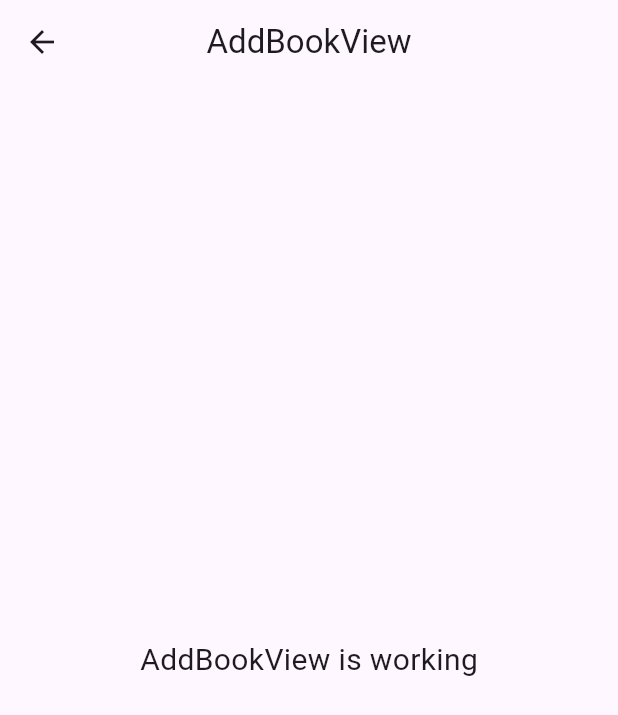
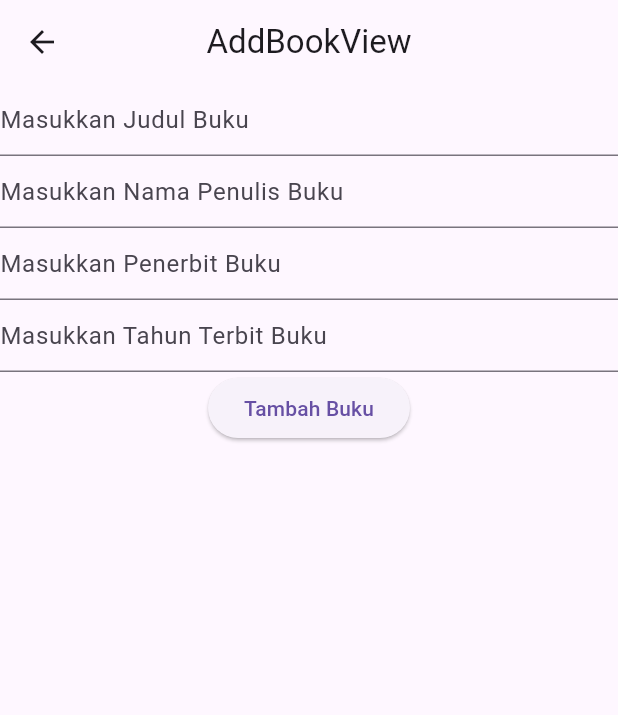
Before and after one commit to eganaww/petugas_perpustakaan_kelas_b, a Flutter app: the BookView screen opened by its route, after a tap on the "add" icon, on a phone screen of 412 x 824 dp. Shown: the top 715 px of the screen. Run offline on Flutter 3.47's test engine with Material 3 defaults, Android fonts, the phone set to English and light mode, and no system bars; our stand-ins replace dio, get, get_storage, pretty_dio_logger; accounts and stored records are empty; network calls fail.

Commit message:
Petugas - Ketiga - Peminjam

```diff
--- a/lib/app/modules/add_book/controllers/add_book_controller.dart
+++ b/lib/app/modules/add_book/controllers/add_book_controller.dart
@@ -1,9 +1,22 @@
+
+import 'package:dio/dio.dart';
+import 'package:flutter/material.dart';
 import 'package:get/get.dart';
+import 'package:petugas_perpustakaan_kelas_b/app/modules/book/controllers/book_controller.dart';
+
+import '../../../data/constant/endpoint.dart';
+import '../../../data/provider/api_provider.dart';
 
 class AddBookController extends GetxController {
-  //TODO: Implement AddBookController
+  final loading = false.obs;
+  final GlobalKey<FormState> formKey = GlobalKey<FormState>();
+  final TextEditingController judulController = TextEditingController();
+  final TextEditingController penulisController = TextEditingController();
+  final TextEditingController penerbitController = TextEditingController();
+  final TextEditingController tahunTerbitController = TextEditingController();
+  final BookController bookController = Get.find();
 
-  final count = 0.obs;
+
   @override
   void onInit() {
     super.onInit();
@@ -19,5 +32,37 @@ class AddBookController extends GetxController {
     super.onClose();
   }
 
-  void increment() => count.value++;
+  post() async {
+    loading(true);
+    try{
+      FocusScope.of(Get.context!).unfocus();
+      if(formKey.currentState!.validate()){
+        final response = await ApiProvider.instance().post(Endpoint.book,
+            data: {
+              "judul": judulController.text.toString(),
+              "penulis": penulisController.text.toString(),
+              "penerbit": penerbitController.text.toString(),
+              "tahun_terbit": int.parse(tahunTerbitController.text.toString())
+            });
+        if (response.statusCode == 201) {
+          bookController.getData();
+          Get.back();
+        } else {
+          Get.snackbar("Sorry", "Buku gagal ditambah", backgroundColor: Colors.orange);
+        }
+      }loading(false);
+    } on DioException catch (e) {
+      loading(false);
+      if(e.response != null) {
+        if(e.response?.data != null){
+          Get.snackbar("Sorry", "${e.response?.data['message']}", backgroundColor: Colors.orange);
+        }
+      } else {
+        Get.snackbar("Sorry", e.message ?? "", backgroundColor: Colors.red);
+      }
+    } catch (e) {loading(false);
+    Get.snackbar("Error", e.toString(), backgroundColor: Colors.red);
+    }
+  }
+
 }
--- a/lib/app/modules/add_book/views/add_book_view.dart
+++ b/lib/app/modules/add_book/views/add_book_view.dart
@@ -13,10 +13,58 @@ class AddBookView extends GetView<AddBookController> {
         title: const Text('AddBookView'),
         centerTitle: true,
       ),
-      body: const Center(
-        child: Text(
-          'AddBookView is working',
-          style: TextStyle(fontSize: 20),
+      body: Center(
+        child: Form(
+          key: controller.formKey,
+          child: Column(
+            children: [
+              TextFormField(
+                controller: controller.judulController,
+                decoration: InputDecoration(hintText: "Masukkan Judul Buku"),
+                validator: (value){
+                  if (value!.length < 2){
+                    return "Judul Buku tidak boleh kosong";
+                  }
+                  return null;
+                },
+              ),
+              TextFormField(
+                controller: controller.penulisController,
+                decoration: InputDecoration(hintText: "Masukkan Nama Penulis Buku"),
+                validator: (value){
+                  if (value!.length < 2){
+                    return "Nama Penulis tidak boleh kosong";
+                  }
+                  return null;
+                },
+              ),
+              TextFormField(
+                controller: controller.penerbitController,
+                decoration: InputDecoration(hintText: "Masukkan Penerbit Buku"),
+                validator: (value){
+                  if (value!.length <2){
+                    return "Penerbit tidak boleh kosong";
+                  }
+                  return null;
+                },
+              ),
+              TextFormField(
+                controller: controller.tahunTerbitController,
+                decoration: InputDecoration(hintText: "Masukkan Tahun Terbit Buku"),
+                validator: (value){
+                  if (value!.length < 2){
+                    return "Tahun Terbit tidak boleh kosong";
+                  }
+                  return null;
+                },
+              ),
+              Obx(() => controller.loading.value?
+              CircularProgressIndicator():
+              ElevatedButton(onPressed: (){
+                controller.post();
+              }, child: Text("Tambah Buku")))
+            ],
+          ),
         ),
       ),
     );
--- a/lib/app/modules/book/controllers/book_controller.dart
+++ b/lib/app/modules/book/controllers/book_controller.dart
@@ -1,12 +1,15 @@
+import 'package:dio/dio.dart';
 import 'package:get/get.dart';
+import 'package:petugas_perpustakaan_kelas_b/app/data/constant/endpoint.dart';
+import 'package:petugas_perpustakaan_kelas_b/app/data/model/response_book.dart';
+import 'package:petugas_perpustakaan_kelas_b/app/data/provider/api_provider.dart';
 
-class BookController extends GetxController {
-  //TODO: Implement BookController
+class BookController extends GetxController with StateMixin<List<DataBook>> {
 
-  final count = 0.obs;
   @override
   void onInit() {
     super.onInit();
+    getData();
   }
 
   @override
@@ -19,5 +22,31 @@ class BookController extends GetxController {
     super.onClose();
   }
 
-  void increment() => count.value++;
+  Future<void> getData() async {
+    change(null, status: RxStatus.loading());
+    try{
+        final response = await ApiProvider.instance().get(Endpoint.book);
+        if (response.statusCode == 200) {
+          final ResponseBook responseBook = ResponseBook.fromJson(response.data);
+          if(responseBook.data!.isEmpty){
+            change(null, status: RxStatus.empty());
+          } else {
+            change(responseBook.data, status: RxStatus.success());
+          }
+        } else {
+          change(null, status: RxStatus.error("Gagal mengambil data"));
+        }
+
+    } on DioException catch (e) {
+      if(e.response != null) {
+        if(e.response?.data != null){
+          change(null, status: RxStatus.error("${e.response?.data['message']}"));
+        }
+      } else {
+        change(null, status: RxStatus.error(e.message ?? ""));
+      }
+    } catch (e) {
+      change(null, status: RxStatus.error(e.toString()));
+    }
+  }
 }
--- a/lib/app/modules/book/views/book_view.dart
+++ b/lib/app/modules/book/views/book_view.dart
@@ -15,13 +15,20 @@ class BookView extends GetView<BookController> {
         centerTitle: true,
       ),
       floatingActionButton: FloatingActionButton(onPressed: ()=> Get.toNamed(Routes.ADD_BOOK),
-      child: Icon(Icons.add),),
-      body: const Center(
-        child: Text(
-          'Book',
-          style: TextStyle(fontSize: 20),
-        ),
+      child: Icon(Icons.add),
       ),
+      body: controller.obx((state) => ListView.separated(
+        itemCount: state!.length,
+        itemBuilder: (context, index){
+          return ListTile(
+            title: Text("${state[index].judul}"),
+            subtitle: Text("Penulis ${state[index].penulis}"),
+          );
+        },
+        separatorBuilder: (context, index){
+          return Divider();
+        },
+      ))
     );
   }
 }
--- a/lib/app/modules/home/views/home_view.dart
+++ b/lib/app/modules/home/views/home_view.dart
@@ -21,7 +21,6 @@ class HomeView extends GetView<HomeController> {
             children: [
 
               ElevatedButton(
-
                   onPressed: (){Get.toNamed(Routes.BOOK);}, child: const Text("Buku")),
               ElevatedButton(onPressed: (){Get.toNamed(Routes.PEMINJAMAN);}, child: const Text('Peminjaman')),
             ],
--- a/lib/app/modules/peminjaman/views/peminjaman_view.dart
+++ b/lib/app/modules/peminjaman/views/peminjaman_view.dart
@@ -13,12 +13,18 @@ class PeminjamanView extends GetView<PeminjamanController> {
         title: const Text('PeminjamanView'),
         centerTitle: true,
       ),
-      body: const Center(
-        child: Text(
-          'PeminjamanView is working',
-          style: TextStyle(fontSize: 20),
-        ),
-      ),
+        body: controller.obx((state) => ListView.separated(
+          itemCount: state!.length,
+          itemBuilder: (context, index){
+            return ListTile(
+              title: Text("${state[index].book?.judul}"),
+              subtitle: Text("Peminjam ${state[index].user?.nama}"),
+            );
+          },
+          separatorBuilder: (context, index){
+            return Divider();
+          },
+        ))
     );
   }
 }
```
Also changed, not shown: lib/app/data/model/reponse_pinjam.dart (+5 -5 lines), lib/app/data/model/response_book.dart (+5 -5 lines), lib/app/data/model/response_login.dart (+5 -5 lines), lib/app/modules/peminjaman/controllers/peminjaman_controller.dart (+34 -4 lines).
